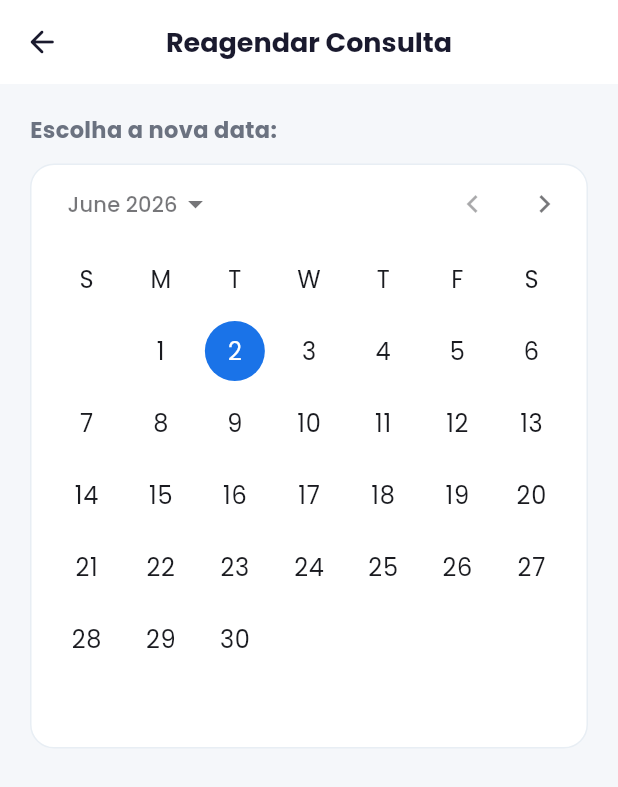
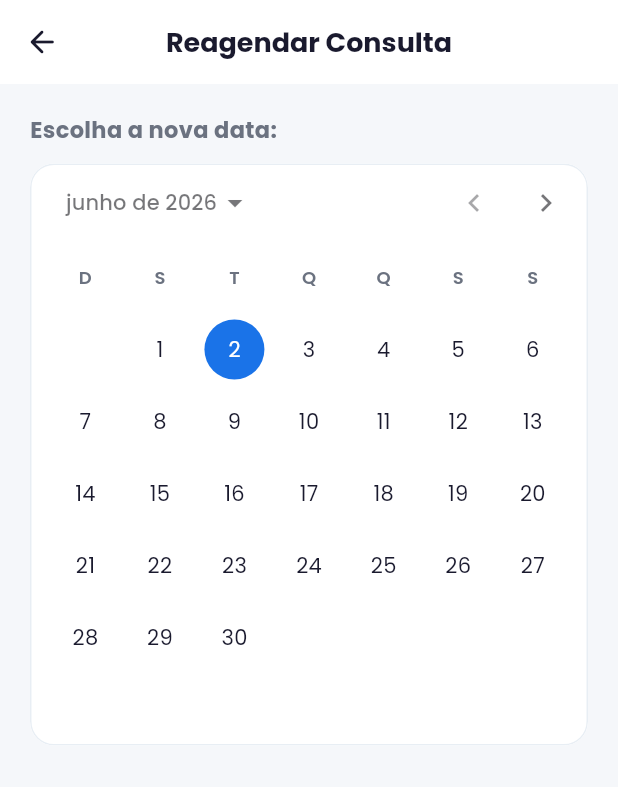
Before and after one commit to ReivissonLuiz/-Fisio-Saude, a Flutter app: the ReagendarScreen screen opened directly with empty values, on a phone screen of 412 x 824 dp. Shown: the top 787 px of the screen. Run offline on Flutter 3.47's test engine with Material 3 defaults, Android fonts, the phone set to English and light mode, and no system bars; our stand-ins replace fl_chart, google_fonts, image_picker, mask_text_input_formatter, supabase_flutter; missing offline and left inert: dart:html, encrypt; accounts and stored records are empty.

Commit message:
feat(calendar): adicionar localizacao pt-BR e melhorar exibicao do calendario

```diff
--- a/flutter_app/lib/screens/profissional/minha_disponibilidade_tab.dart
+++ b/flutter_app/lib/screens/profissional/minha_disponibilidade_tab.dart
@@ -126,6 +126,7 @@ class _MinhaDisponibilidadeTabState extends State<MinhaDisponibilidadeTab> {
       initialDate: DateTime.now().add(const Duration(days: 1)),
       firstDate: DateTime.now(),
       lastDate: DateTime.now().add(const Duration(days: 180)),
+      locale: const Locale('pt', 'BR'),
     );
     if (d == null || !mounted) return;
 
--- a/flutter_app/lib/screens/shared/reagendar_screen.dart
+++ b/flutter_app/lib/screens/shared/reagendar_screen.dart
@@ -1,5 +1,6 @@
 import 'package:flutter/material.dart';
 import '../../theme/app_theme.dart';
+import '../../widgets/calendar_date_picker_card.dart';
 import '../../services/api_service.dart';
 
 class ReagendarScreen extends StatefulWidget {
@@ -112,13 +113,8 @@ class _ReagendarScreenState extends State<ReagendarScreen> {
               style: TextStyle(fontWeight: FontWeight.bold, fontSize: 15),
             ),
             const SizedBox(height: 12),
-            Container(
-              decoration: BoxDecoration(
-                color: Colors.white,
-                borderRadius: BorderRadius.circular(16),
-                border: Border.all(color: AppTheme.divider),
-              ),
-              child: CalendarDatePicker(
+            CalendarDatePickerCard(
+              borderRadius: 16,
               initialDate: _data ?? DateTime.now().add(const Duration(days: 1)),
               firstDate: DateTime.now(),
               lastDate: DateTime.now().add(const Duration(days: 90)),
@@ -129,7 +125,6 @@ class _ReagendarScreenState extends State<ReagendarScreen> {
                 });
                 _carregarHorarios(d);
               },
-              ),
             ),
             if (_data != null) ...[
               const SizedBox(height: 24),
--- a/flutter_app/lib/theme/app_theme.dart
+++ b/flutter_app/lib/theme/app_theme.dart
@@ -128,6 +128,29 @@ class AppTheme {
           side: const BorderSide(color: divider),
         ),
       ),
+      datePickerTheme: DatePickerThemeData(
+        backgroundColor: surface,
+        headerBackgroundColor: primary,
+        headerForegroundColor: Colors.white,
+        dayStyle: GoogleFonts.poppins(fontSize: 14, color: textPrimary),
+        weekdayStyle: GoogleFonts.poppins(
+          fontSize: 12,
+          fontWeight: FontWeight.w600,
+          color: textSecondary,
+        ),
+        yearStyle: GoogleFonts.poppins(fontSize: 14, color: textPrimary),
+        dayForegroundColor: WidgetStateProperty.resolveWith((states) {
+          if (states.contains(WidgetState.selected)) return Colors.white;
+          if (states.contains(WidgetState.disabled)) return textHint;
+          return textPrimary;
+        }),
+        dayBackgroundColor: WidgetStateProperty.resolveWith((states) {
+          if (states.contains(WidgetState.selected)) return primary;
+          return null;
+        }),
+        todayForegroundColor: WidgetStateProperty.all(primary),
+        todayBackgroundColor: WidgetStateProperty.all(Colors.transparent),
+      ),
     );
   }
 }
--- /dev/null
+++ b/flutter_app/lib/widgets/calendar_date_picker_card.dart
@@ -0,0 +1,45 @@
+/// Calendário embutido com card — evita Container opaco sobre o Ink do dia selecionado.
+library;
+
+import 'package:flutter/material.dart';
+import '../theme/app_theme.dart';
+
+class CalendarDatePickerCard extends StatelessWidget {
+  final DateTime initialDate;
+  final DateTime firstDate;
+  final DateTime lastDate;
+  final ValueChanged<DateTime> onDateChanged;
+  final SelectableDayPredicate? selectableDayPredicate;
+  final double borderRadius;
+
+  const CalendarDatePickerCard({
+    super.key,
+    required this.initialDate,
+    required this.firstDate,
+    required this.lastDate,
+    required this.onDateChanged,
+    this.selectableDayPredicate,
+    this.borderRadius = 20,
+  });
+
+  @override
+  Widget build(BuildContext context) {
+    // Material fornece superfície para o Ink do dia selecionado (evita bug do Container opaco).
+    return Material(
+      color: Colors.white,
+      elevation: 0,
+      clipBehavior: Clip.antiAlias,
+      shape: RoundedRectangleBorder(
+        borderRadius: BorderRadius.circular(borderRadius),
+        side: const BorderSide(color: AppTheme.divider),
+      ),
+      child: CalendarDatePicker(
+        initialDate: initialDate,
+        firstDate: firstDate,
+        lastDate: lastDate,
+        selectableDayPredicate: selectableDayPredicate,
+        onDateChanged: onDateChanged,
+      ),
+    );
+  }
+}
--- a/flutter_app/pubspec.yaml
+++ b/flutter_app/pubspec.yaml
@@ -8,6 +8,8 @@ environment:
 
 dependencies:
   flutter:
+    sdk: flutter
+  flutter_localizations:
     sdk: flutter
 
   # ── Supabase (Auth + Database + Storage) ──────────────
```
Also changed, not shown: flutter_app/lib/main.dart (+8 -0 lines), flutter_app/lib/screens/paciente/agendar_consulta_screen.dart (+2 -6 lines), flutter_app/pubspec.lock. Lines whose indentation alone changed are shown as unchanged.
